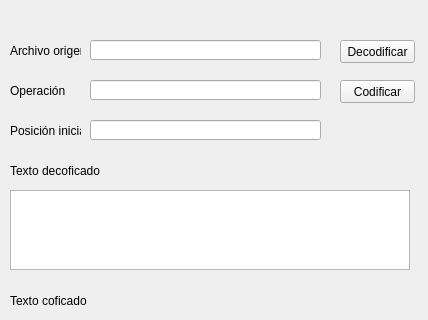
Qt form untitled.ui (skapxd/python_proyecto_final_laura) before a commit; both pictures show x 0 to 428 and y 0 to 320 of the 428 by 600 pixel window.
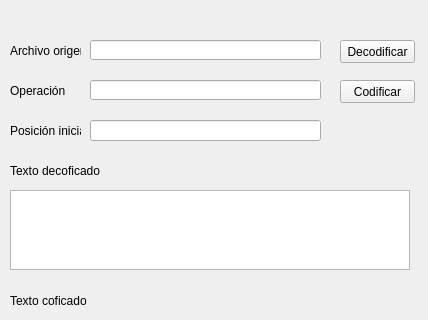
The same form after that commit.

```diff
--- a/untitled.ui
+++ b/untitled.ui
@@ -108,7 +108,7 @@
       <x>90</x>
       <y>120</y>
       <width>231</width>
-      <height>20</height>
+      <height>21</height>
      </rect>
     </property>
    </widget>
```
